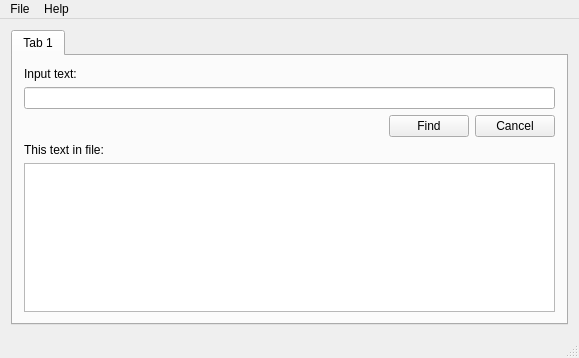
Qt form mainwindow.ui (PolinB/SearchSubstringInDirectory) before a commit.
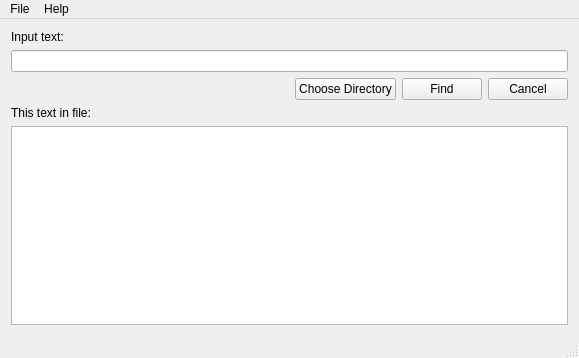
The same form after that commit.

Commit message: Scan directory added

The edit to the form file:
```diff
--- a/mainwindow.ui
+++ b/mainwindow.ui
@@ -15,29 +15,7 @@
   </property>
   <widget class="QWidget" name="centralWidget">
    <layout class="QGridLayout" name="gridLayout">
-    <item row="0" column="0">
-     <widget class="QTabWidget" name="tabWidget">
-      <property name="currentIndex">
-       <number>0</number>
-      </property>
-      <widget class="QWidget" name="tab">
-       <attribute name="title">
-        <string>Tab 1</string>
-       </attribute>
-       <layout class="QGridLayout" name="gridLayout_2">
-        <item row="0" column="0">
-         <layout class="QVBoxLayout" name="verticalLayout">
-          <item>
-           <widget class="QLabel" name="labelInput">
-            <property name="text">
-             <string>Input text:</string>
-            </property>
-           </widget>
-          </item>
-          <item>
-           <widget class="QLineEdit" name="Input"/>
-          </item>
-          <item>
+    <item row="2" column="0">
            <layout class="QHBoxLayout" name="horizontalLayout">
             <item>
              <spacer name="horizontalSpacer">
@@ -53,7 +31,14 @@
              </spacer>
             </item>
             <item>
-             <widget class="QPushButton" name="pushButton">
+       <widget class="QPushButton" name="chooseButton">
+        <property name="text">
+         <string>Choose Directory</string>
+        </property>
+       </widget>
+      </item>
+      <item>
+       <widget class="QPushButton" name="findButton">
               <property name="layoutDirection">
                <enum>Qt::LeftToRight</enum>
               </property>
@@ -89,20 +74,24 @@
             </item>
            </layout>
           </item>
-          <item>
+    <item row="1" column="0">
+     <widget class="QLineEdit" name="inputLineEdit"/>
+    </item>
+    <item row="4" column="0">
+     <widget class="QListWidget" name="resultListWidget"/>
+    </item>
+    <item row="0" column="0">
+     <widget class="QLabel" name="labelInput">
+      <property name="text">
+       <string>Input text:</string>
+      </property>
+     </widget>
+    </item>
+    <item row="3" column="0">
            <widget class="QLabel" name="labelOutput">
             <property name="text">
              <string>This text in file:</string>
             </property>
-           </widget>
-          </item>
-          <item>
-           <widget class="QListView" name="listView"/>
-          </item>
-         </layout>
-        </item>
-       </layout>
-      </widget>
      </widget>
     </item>
    </layout>
```
Left out of the diff: 2 changed lines with no effect on the pictures. Lines whose indentation alone changed are shown as unchanged. The commit also changes 3 other files.
